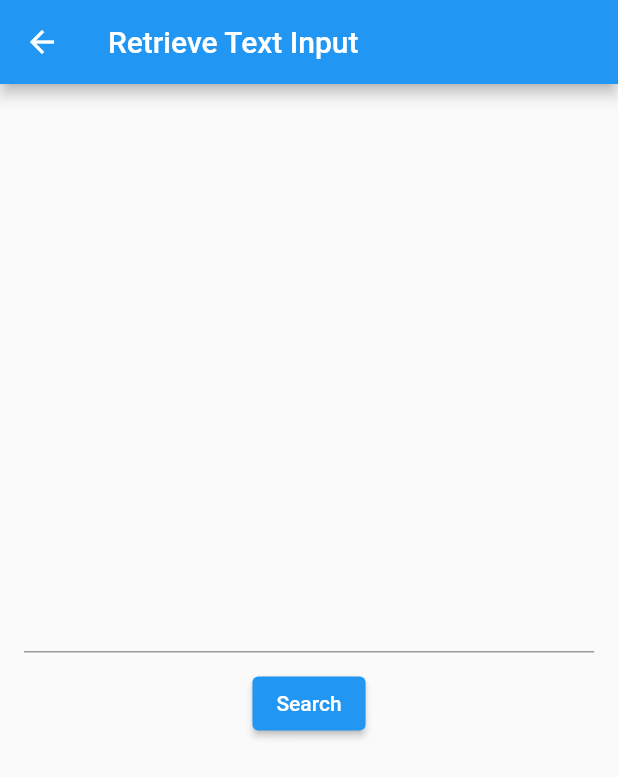
After one commit to PrerakGada/agro_it, a Flutter app: the Weather screen opened directly, on a phone screen of 412 x 824 dp. The commit adds this screen. Shown: the top 777 px of the screen. Run offline on Flutter 3.47's test engine with Material 2 defaults, Android fonts, the light colour scheme and no system bars; our stand-ins replace firebase_auth, firebase_core, flutter_spinkit, fluttertoast, google_fonts, hexcolor and 1 more; accounts and stored records are empty.

Commit message:
Added Weather API and Dashboard

```diff
--- a/lib/main.dart
+++ b/lib/main.dart
@@ -1,10 +1,9 @@
-
-
 import 'package:firebase_core/firebase_core.dart';
 import 'package:flutter/material.dart';
 
 import 'screens/Loading.dart';
 import 'screens/LoginScreen.dart';
+import 'screens/dashboard.dart';
 
 void main() async {
   WidgetsFlutterBinding.ensureInitialized();
@@ -24,6 +23,7 @@ class MyApp extends StatelessWidget {
       routes: {
         Loading.id: (context) => Loading(),
         LoginScreen.id: (context) => LoginScreen(),
+        DashBoard.id: (context) => DashBoard(),
       },
     );
   }
--- /dev/null
+++ b/lib/weather/WeatherItem.dart
@@ -0,0 +1,35 @@
+// ignore_for_file: file_names
+
+import 'package:flutter/material.dart';
+import 'package:intl/intl.dart';
+
+import 'weathermodule.dart';
+
+
+class WeatherItem extends StatelessWidget {
+  final WeatherResponse weather;
+
+  // ignore: prefer_const_constructors_in_immutables, use_key_in_widget_constructors
+  WeatherItem({required this.weather});
+
+  @override
+  Widget build(BuildContext context) {
+    return Card(
+      child: Padding(
+        padding: const EdgeInsets.all(8.0),
+        child: Column(
+          mainAxisAlignment: MainAxisAlignment.center,
+          children: <Widget>[
+            Text(weather.cityName, style: const TextStyle(color: Colors.black)),
+            Text(weather.weatherInfo.description, style: const TextStyle(color: Colors.black, fontSize: 24.0)),
+            Text('${weather.tempinfo.temp}°F',  style: const TextStyle(color: Colors.black)),
+            Image.network('https://openweathermap.org/img/w/${weather.weatherInfo.icon}.png'),
+            Text(DateFormat.yMMMd().format(weather.date), style: const TextStyle(color: Colors.black)),
+            // ignore: unnecessary_new
+            Text(new DateFormat.Hm().format(weather.date), style: const TextStyle(color: Colors.black)),
+          ],
+        ),
+      ),
+    );
+  }
+}
--- /dev/null
+++ b/lib/weather/weather.dart
@@ -0,0 +1,116 @@
+import 'package:agro_it/weather/weather_services.dart';
+import 'package:hexcolor/hexcolor.dart';
+
+import 'package:flutter/material.dart';
+
+import '../modules/details.dart';
+import '../modules/forecast.dart';
+import 'weatherdata.dart';
+import 'weathermodule.dart';
+
+class Weather extends StatefulWidget {
+  const Weather({Key? key}) : super(key: key);
+
+  @override
+  State<Weather> createState() => _WeatherState();
+}
+
+class _WeatherState extends State<Weather> {
+  final _cityTextEditingController = TextEditingController();
+  final DataService d1 = DataService();
+  WeatherResponse? _response;
+  WeatherData? weatherData;
+  ForeCastData? foreCastData;
+  Extradetails e1 = Extradetails();
+
+  @override
+  void initState() {
+    super.initState();
+    // _cityTextEditingController.addListener(_printLatestValue);
+  }
+
+  @override
+  void dispose() {
+    // Clean up the controller when the widget is removed from the widget tree.
+    // This also removes the _printLatestValue listener.
+    _cityTextEditingController.dispose();
+    super.dispose();
+  }
+
+  /*void _printLatestValue() {
+    print('Second text field: ${_cityTextEditingController.text}');
+  }*/
+
+  void search() async {
+    final response = await d1.getWeather(_cityTextEditingController.text);
+    setState(() => _response = response);
+  }
+
+  @override
+  Widget build(BuildContext context) {
+    return Scaffold(
+      appBar: AppBar(
+        title: const Text('Retrieve Text Input'),
+      ),
+      body: Padding(
+        padding: const EdgeInsets.all(16.0),
+        child: Column(
+          crossAxisAlignment: CrossAxisAlignment.center,
+          mainAxisAlignment: MainAxisAlignment.center,
+          children: [
+            if (_response != null)
+              Card(
+                  elevation: 20,
+                  color: Colors.cyanAccent,
+                  shape: RoundedRectangleBorder(
+                    borderRadius: BorderRadius.circular(20),
+                  ),
+                  child: SizedBox(
+                    width: e1.width(context),
+                    height: 160,
+                    child: Padding(
+                      padding: const EdgeInsets.all(8.0),
+                      child: Column(
+                        mainAxisAlignment: MainAxisAlignment.start,
+                        crossAxisAlignment: CrossAxisAlignment.start,
+                        children: [
+                          Row(
+                            mainAxisAlignment: MainAxisAlignment.spaceBetween,
+                            children: [
+                              Text(
+                                '${_response?.tempinfo.temp}\u2103',
+                                style: const TextStyle(
+                                    fontSize: 46, fontWeight: FontWeight.bold),
+                              ),
+                              Image.network(_response!.iconUrl,
+                                  color: Colors.black),
+                            ],
+                          ),
+                          Text(
+                            '${_response?.weatherInfo.description}',
+                            style: const TextStyle(
+                              fontSize: 36,
+                              fontWeight: FontWeight.bold,
+                            ),
+                          ),
+                        ],
+                      ),
+                    ),
+                  )),
+            TextField(
+              controller: _cityTextEditingController,
+            ),
+            Container(
+              height: 10,
+            ),
+            ElevatedButton(
+                onPressed: () {
+                  search();
+                },
+                child: const Text("Search"))
+          ],
+        ),
+      ),
+    );
+  }
+}
--- /dev/null
+++ b/lib/weather/weatherdata.dart
@@ -0,0 +1,19 @@
+class WeatherData {
+  final DateTime date;
+  final String name;
+  final double temp;
+  final String main;
+  final String icon;
+
+  WeatherData({required this.date, required this.name, required this.temp, required this.main, required this.icon});
+
+  factory WeatherData.fromJson(Map<String, dynamic> json) {
+    return WeatherData(
+      date: DateTime.fromMillisecondsSinceEpoch(json['dt'] * 1000, isUtc: false),
+      name: json['name'],
+      temp: json['main']['temp'].toDouble(),
+      main: json['weather'][0]['main'],
+      icon: json['weather'][0]['icon'],
+    );
+  }
+}
--- /dev/null
+++ b/lib/weather/weathermodule.dart
@@ -0,0 +1,56 @@
+//import 'package:kisanseva/Screens/weather.dart';
+
+class TempratureInfo
+{
+  final double temp;
+  TempratureInfo({required this.temp});
+
+  factory TempratureInfo.fromJson(Map<String, dynamic>json)
+  {
+    final temp= json['temp'];
+    return TempratureInfo(temp: temp);
+  }
+}
+
+class WeatherInfo
+{
+  final String description;
+  final String icon;
+  WeatherInfo({required this.description,required this.icon});
+
+  factory WeatherInfo.fromJson(Map<String, dynamic>json)
+  {
+    final description=json['description'];
+    final icon=json['icon'];
+    return WeatherInfo(description: description,icon:icon);
+  }
+
+
+}
+
+class WeatherResponse
+{
+  final String cityName;
+  final DateTime date;
+  final TempratureInfo tempinfo;
+  final WeatherInfo weatherInfo;
+
+  String get iconUrl {
+    return 'http://openweathermap.org/img/wn/${weatherInfo.icon}@2x.png';
+  }
+
+  WeatherResponse({required this.cityName,required this.tempinfo,required this.weatherInfo,required this.date});
+
+  factory WeatherResponse.fromJson(Map<String, dynamic>json)
+  {
+    // ignore: unused_local_variable, unnecessary_new
+    final date=new DateTime.fromMillisecondsSinceEpoch(json['dt']*1000,isUtc: false);
+    final cityName= json['name'];
+    final tempinfojson=json['main'];
+    final tempinfo=TempratureInfo.fromJson(tempinfojson);
+    final weatherInfojson=json['weather'][0];
+    final weatherInfo=WeatherInfo.fromJson(weatherInfojson);
+
+    return WeatherResponse(cityName: cityName, tempinfo: tempinfo, weatherInfo: weatherInfo, date:date);
+  }
+}
```
Also changed, not shown: lib/modules/forecast.dart (added, +25 -0 lines), lib/screens/LoginScreen.dart (+6 -4 lines), lib/screens/dashboard.dart (added, +298 -0 lines), lib/weather/weather_services.dart (added, +21 -0 lines).
